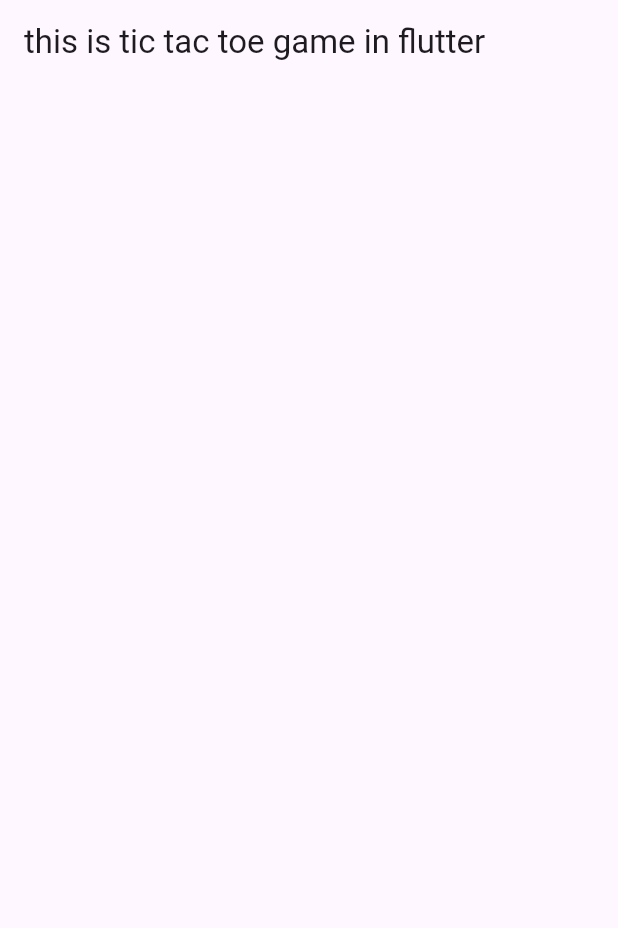
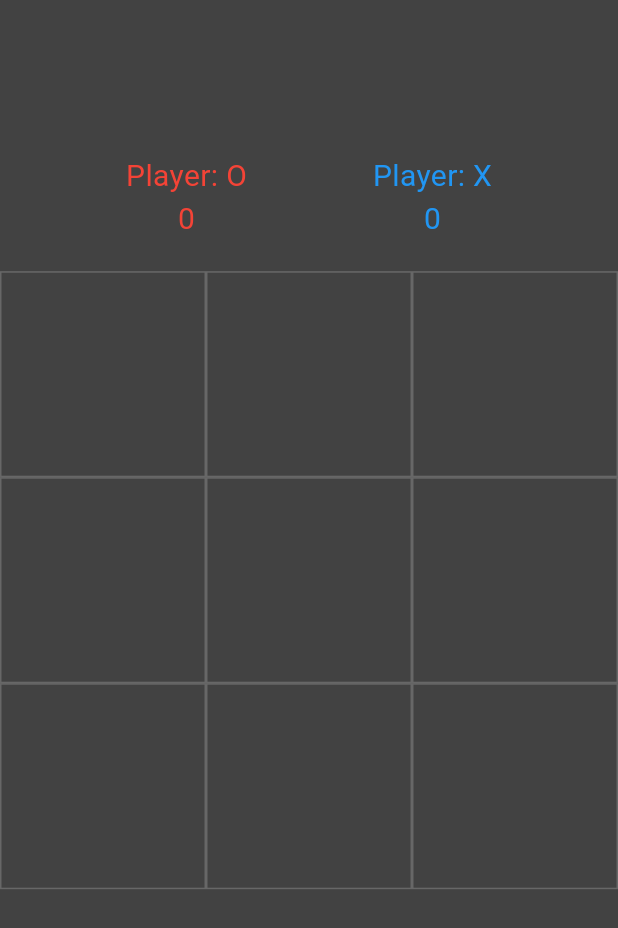
Before and after one commit to flutterbeast/tic_tac_toe, a Flutter app: the screen it shows after launch, on a phone screen of 412 x 824 dp. Shown: the top 928 px of the screen. Run offline on Flutter 3.47's test engine with Material 2 defaults, Android fonts, the phone set to English and light mode, and no system bars.

Commit message:
I made the game and put all the logics of game

```diff
--- a/lib/main.dart
+++ b/lib/main.dart
@@ -1,4 +1,5 @@
 import 'package:flutter/material.dart';
+import 'package:tic_tac_toe/ui/HomePage.dart';
 import 'package:tic_tac_toe/ui/splashScreen.dart';
 
 void main() {
@@ -8,7 +9,6 @@ void main() {
 class MyApp extends StatelessWidget {
   const MyApp({super.key});
 
-  // This widget is the root of your application.
   @override
   Widget build(BuildContext context) {
     return MaterialApp(
@@ -18,7 +18,7 @@ class MyApp extends StatelessWidget {
         colorScheme: ColorScheme.fromSeed(seedColor: Colors.deepPurple),
         useMaterial3: true,
       ),
-      home: const SplashScreen(),
+      home: HomePage(),
     );
   }
 }
--- a/lib/ui/HomePage.dart
+++ b/lib/ui/HomePage.dart
@@ -0,0 +1,214 @@
+import 'package:flutter/material.dart';
+
+class HomePage extends StatefulWidget {
+  const HomePage({super.key});
+
+  @override
+  State<HomePage> createState() => _HomePageState();
+}
+
+class _HomePageState extends State<HomePage> {
+  // String diplayX = '';
+
+  bool ChangeO = true;
+  List<String> displayX = ['', '', '', '', '', '', '', '', ''];
+
+  var playerOstyle = TextStyle(
+      fontSize: 20, color: Colors.red, );
+  var playerXstyle = TextStyle(
+    fontSize: 20, color: Colors.blue, );
+
+  int countXwin = 0;
+  int countOwin = 0;
+
+  int fullbox = 0;
+
+  @override
+  Widget build(BuildContext context) {
+    return Scaffold(
+      backgroundColor: Colors.grey[800],
+      body: Column(
+        children: [
+          Expanded(child: Container(
+            child: Column(
+              mainAxisAlignment: MainAxisAlignment.end,
+              children: [
+                Row(
+                  mainAxisAlignment: MainAxisAlignment.spaceEvenly,
+                  crossAxisAlignment: CrossAxisAlignment.center,
+                  children: [
+
+                    Column(
+                      children: [
+                        Text('Player: O', style: playerOstyle,),
+                        Text(countOwin.toString(), style: playerOstyle,),
+
+                      ],
+                    ),
+                    Column(
+                      children: [
+                        Text('Player: X', style: playerXstyle,),
+                        Text(countXwin.toString(), style: playerXstyle,),
+
+                      ],
+                    ),
+                  ],
+                ),
+              ],
+            ),
+          ),),
+          SizedBox(height: 20,),
+          Expanded(
+            flex: 3,
+            child: GridView.builder(
+              itemCount: displayX.length,
+              gridDelegate:
+              SliverGridDelegateWithFixedCrossAxisCount(crossAxisCount: 3),
+              itemBuilder: (BuildContext context, int index) {
+                Color textColor =
+                displayX[index] == 'O' ? Colors.red : Colors.blue;
+
+                return GestureDetector(
+                  onTap: () {
+                    tapped(index);
+                  },
+                  child: Container(
+                    decoration: BoxDecoration(
+                      border: Border.all(
+                        color: Colors.grey.withOpacity(0.4),
+                        width: 1,
+                      ),
+                    ),
+                    child: Center(
+                      child: Text(
+                        displayX[index],
+                        style: TextStyle(
+                          fontSize: 40,
+                          color: textColor,
+                        ),
+                      ),
+                    ),
+                  ),
+                );
+              },
+            ),
+          ),
+          Expanded(child: Container(),),
+        ],
+      ),
+    );
+  }
+
+  void tapped(int index) {
+    setState(() {
+      if (ChangeO && displayX[index] == '') {
+        displayX[index] = 'O';
+        fullbox += 1;
+      } else if (!ChangeO && displayX[index] == '') {
+        displayX[index] = 'X';
+        fullbox += 1;
+      }
+      ChangeO = !ChangeO;
+      checkwinner();
+    });
+  }
+
+  void checkwinner() {
+    if (displayX[0] == displayX[1] &&
+        displayX[0] == displayX[2] &&
+        displayX[0] != '') {
+      showwindialog(displayX[0]);
+    }
+    if (displayX[3] == displayX[4] &&
+        displayX[3] == displayX[5] &&
+        displayX[3] != '') {
+      showwindialog(displayX[3]);
+    }
+    if (displayX[6] == displayX[7] &&
+        displayX[6] == displayX[8] &&
+        displayX[6] != '') {
+      showwindialog(displayX[6]);
+    }
+    if (displayX[0] == displayX[3] &&
+        displayX[0] == displayX[6] &&
+        displayX[0] != '') {
+      showwindialog(displayX[0]);
+    }
+    if (displayX[1] == displayX[4] &&
+        displayX[1] == displayX[7] &&
+        displayX[1] != '') {
+      showwindialog(displayX[1]);
+    }
+    if (displayX[2] == displayX[5] &&
+        displayX[2] == displayX[8] &&
+        displayX[2] != '') {
+      showwindialog(displayX[2]);
+    }
+    if (displayX[6] == displayX[4] &&
+        displayX[6] == displayX[2] &&
+        displayX[6] != '') {
+      showwindialog(displayX[6]);
+    }
+    if (displayX[0] == displayX[4] &&
+        displayX[0] == displayX[8] &&
+        displayX[0] != '') {
+      showwindialog(displayX[0]);
+    }
+    else if(fullbox == 9){
+      showdrawdialog();
+    }
+  }
+  void showdrawdialog() {
+    showDialog(
+      barrierDismissible: false,
+      context: context,
+      builder: (BuildContext context) {
+        return AlertDialog(
+          title: Text("Game Draw"),
+          actions:  [
+            TextButton(onPressed: (){
+              _clearBoard();
+              Navigator.of(context).pop();
+            }, child: Text("Play Again")),
+          ],
+        );
+      },
+    );
+  }
+  void showwindialog(String winner) {
+    showDialog(
+      barrierDismissible: false,
+      context: context,
+      builder: (BuildContext context) {
+        return AlertDialog(
+          title: Text("Winner is:  " + winner),
+          actions:  [
+            TextButton(onPressed: (){
+              _clearBoard();
+              Navigator.of(context).pop();
+            }, child: Text("Play Again")),
+          ],
+        );
+      },
+    );
+    if(winner == 'O'){
+      countOwin += 1;
+    } else {
+      countXwin += 1;
+    }
+  }
+  void _clearBoard(){
+    setState(() {
+      for(int i = 0; i<9; i++ ){
+        displayX[i] = '';
+      }
+    });
+    fullbox = 0;
+  }
+//  ______________________  this function is for single type _______________________________________
+// void tapped(){
+//   setState(() {
+//     diplayX = 'o';
+//   });
+// }
+}
```
Also changed, not shown: lib/ui/splashScreen.dart (+9 -2 lines).
